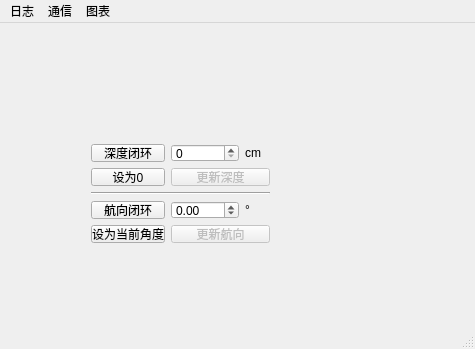
Before: the Qt Designer form mainwindow.ui in helloxss/AUVMaster_Qt, drawn with Qt 5.
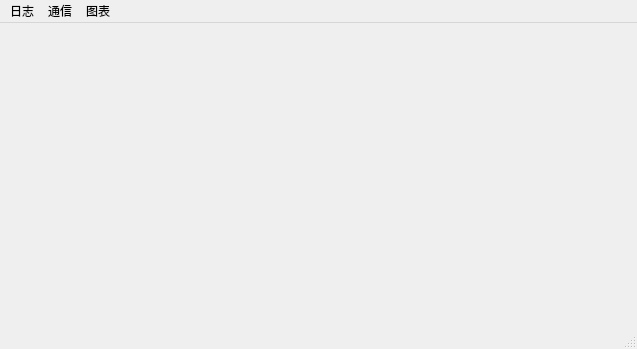
After: the same form once the commit is applied.

```diff
--- a/mainwindow.ui
+++ b/mainwindow.ui
@@ -6,140 +6,20 @@
    <rect>
     <x>0</x>
     <y>0</y>
-    <width>475</width>
+    <width>637</width>
     <height>349</height>
    </rect>
   </property>
   <property name="windowTitle">
    <string>MainWindow</string>
   </property>
-  <widget class="QWidget" name="centralWidget">
-   <widget class="QWidget" name="">
-    <property name="geometry">
-     <rect>
-      <x>80</x>
-      <y>110</y>
-      <width>201</width>
-      <height>121</height>
-     </rect>
-    </property>
-    <layout class="QGridLayout" name="gridLayout">
-     <item row="0" column="0">
-      <widget class="QPushButton" name="btnDepthClosedLoop">
-       <property name="text">
-        <string>深度闭环</string>
-       </property>
-       <property name="checkable">
-        <bool>true</bool>
-       </property>
-      </widget>
-     </item>
-     <item row="1" column="0">
-      <widget class="QPushButton" name="btnSet0Depth">
-       <property name="enabled">
-        <bool>true</bool>
-       </property>
-       <property name="text">
-        <string>设为0</string>
-       </property>
-      </widget>
-     </item>
-     <item row="1" column="1" colspan="3">
-      <widget class="QPushButton" name="btnRefreshDepth">
-       <property name="enabled">
-        <bool>false</bool>
-       </property>
-       <property name="text">
-        <string>更新深度</string>
-       </property>
-       <property name="flat">
-        <bool>false</bool>
-       </property>
-      </widget>
-     </item>
-     <item row="2" column="0" colspan="4">
-      <widget class="Line" name="line_6">
-       <property name="orientation">
-        <enum>Qt::Horizontal</enum>
-       </property>
-      </widget>
-     </item>
-     <item row="3" column="0">
-      <widget class="QPushButton" name="btnCourseClosedLoop">
-       <property name="text">
-        <string>航向闭环</string>
-       </property>
-       <property name="checkable">
-        <bool>true</bool>
-       </property>
-      </widget>
-     </item>
-     <item row="3" column="1" colspan="2">
-      <widget class="QDoubleSpinBox" name="courseVal">
-       <property name="wrapping">
-        <bool>true</bool>
-       </property>
-       <property name="minimum">
-        <double>-180.000000000000000</double>
-       </property>
-       <property name="maximum">
-        <double>180.000000000000000</double>
-       </property>
-       <property name="singleStep">
-        <double>5.000000000000000</double>
-       </property>
-      </widget>
-     </item>
-     <item row="3" column="3">
-      <widget class="QLabel" name="label_7">
-       <property name="text">
-        <string>°</string>
-       </property>
-      </widget>
-     </item>
-     <item row="4" column="0">
-      <widget class="QPushButton" name="btnUseCurYaw">
-       <property name="enabled">
-        <bool>true</bool>
-       </property>
-       <property name="text">
-        <string>设为当前角度</string>
-       </property>
-      </widget>
-     </item>
-     <item row="4" column="1" colspan="3">
-      <widget class="QPushButton" name="btnRefreshCourse">
-       <property name="enabled">
-        <bool>false</bool>
-       </property>
-       <property name="text">
-        <string>更新航向</string>
-       </property>
-      </widget>
-     </item>
-     <item row="0" column="3">
-      <widget class="QLabel" name="label_3">
-       <property name="text">
-        <string>cm</string>
-       </property>
-      </widget>
-     </item>
-     <item row="0" column="1" colspan="2">
-      <widget class="QDoubleSpinBox" name="depthVal">
-       <property name="decimals">
-        <number>0</number>
-       </property>
-      </widget>
-     </item>
-    </layout>
-   </widget>
-  </widget>
+  <widget class="QWidget" name="centralWidget"/>
   <widget class="QMenuBar" name="menuBar">
    <property name="geometry">
     <rect>
      <x>0</x>
      <y>0</y>
-     <width>475</width>
+     <width>637</width>
      <height>23</height>
     </rect>
    </property>
```
